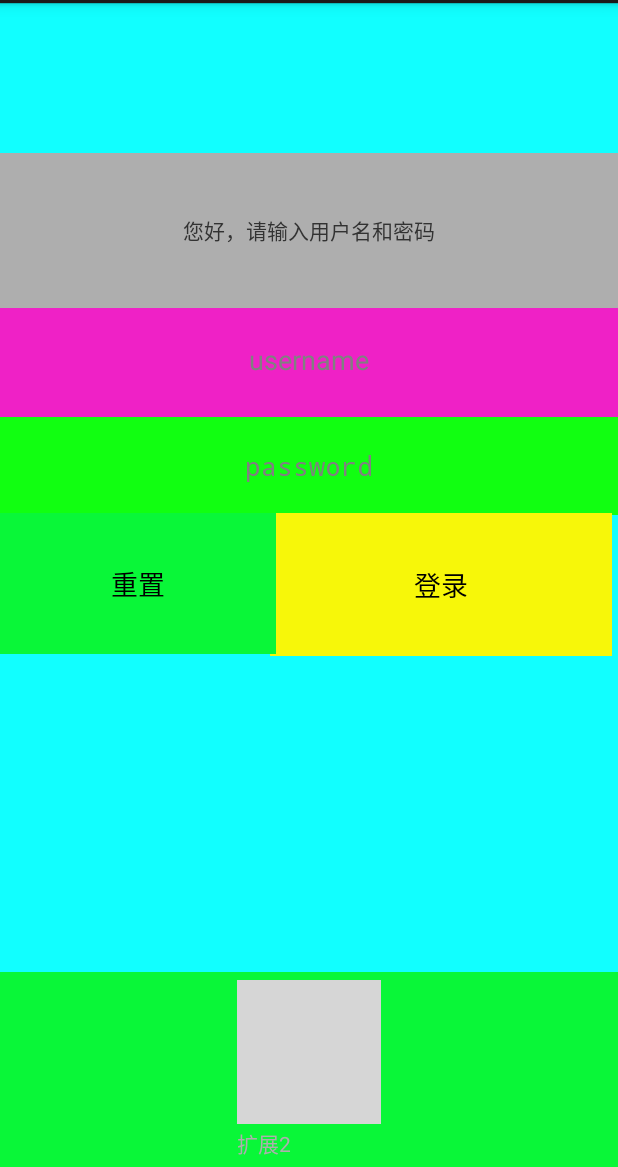
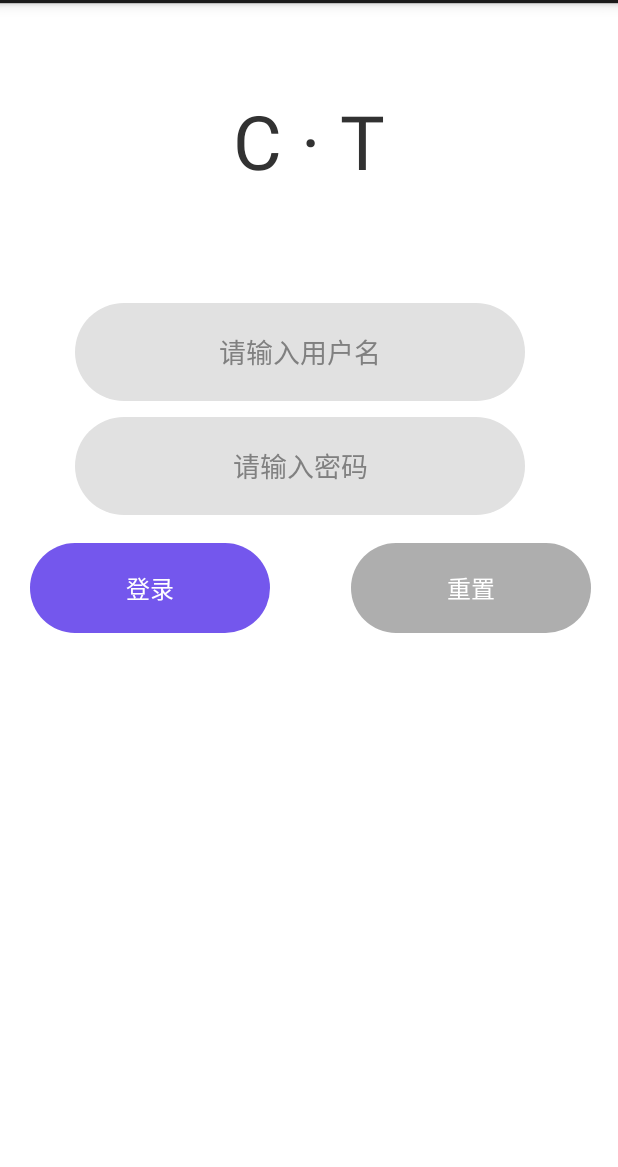
Before and after one commit to EddyChao/Android-Demo03, an Android app: the screen it shows after launch (MainActivity), on a phone screen of 412 x 824 dp, the part 69-1236 px from its top. Run offline under Robolectric (Android 15) with nearby library versions, the light colour scheme and no system bars; grey boxes are pictures that could not be loaded.

Commit message:
修改主页

```diff
--- a/app/src/main/java/com/example/demo03/activity/MainActivity.java
+++ b/app/src/main/java/com/example/demo03/activity/MainActivity.java
@@ -1,23 +1,19 @@
 package com.example.demo03.activity;
-import java.util.ArrayList;
 
-import android.content.Context;
 import android.content.Intent;
 import android.graphics.Color;
 import android.os.Bundle;
 import android.view.LayoutInflater;
 import android.view.Menu;
 import android.view.View;
-import android.widget.Button;
-import android.widget.EditText;
 import android.widget.FrameLayout;
-import android.widget.ImageButton;
 import android.widget.ImageView;
 import android.widget.TabHost.OnTabChangeListener;
 import android.widget.TabHost.TabSpec;
 import android.widget.TabWidget;
 import android.widget.TextView;
 
+import androidx.constraintlayout.widget.ConstraintLayout;
 import androidx.fragment.app.FragmentActivity;
 import androidx.fragment.app.FragmentTabHost;
 
@@ -33,23 +29,34 @@ public class MainActivity extends FragmentActivity implements OnTabChangeListene
 	protected void onCreate(Bundle savedInstanceState) {
 		super.onCreate(savedInstanceState);
 		setContentView(R.layout.activity_main);
-		tabHost=(FragmentTabHost)super.findViewById(android.R.id.tabhost);
-		tabHost.setup(this,super.getSupportFragmentManager(),R.id.contentLayout);
-		tabHost.getTabWidget().setDividerDrawable(null);
-		tabHost.setOnTabChangedListener(this);
-		initTab();
+		Intent intent = new Intent();
+//		载子Layout
+		ConstraintLayout login =(ConstraintLayout) View.inflate(this, R.layout.login, null);
+//      找到容器
+		FrameLayout loginLayout = (FrameLayout)findViewById(R.id.contentLayout);
+//      加上View 结束
+		loginLayout.addView(login);
+//		tabHost=(FragmentTabHost)super.findViewById(android.R.id.tabhost);
+//		tabHost.setup(this,super.getSupportFragmentManager(),R.id.contentLayout);
+//		tabHost.getTabWidget().setDividerDrawable(null);
+//		tabHost.setOnTabChangedListener(this);
+//		initTab();
 	}
 
 
 
 
 	private void initTab(){
-		String tabs[]= TabDb.getTabsTxt();
-		for(int i=0;i<tabs.length;i++){
-			TabSpec tabSpec=tabHost.newTabSpec(tabs[i]).setIndicator(getTabView(i));
-			tabHost.addTab(tabSpec,TabDb.getFragments()[i],null);
-			tabHost.setTag(i);
-		}
+		TabSpec tabSpec=tabHost.newTabSpec("登录").setIndicator(getTabView(0));
+		tabHost.addTab(tabSpec,TabDb.getFragments()[0],null);
+		tabHost.setTag(0);
+
+//		String tabs[]= TabDb.getTabsTxt();
+//		for(int i=0;i<tabs.length;i++){
+//			TabSpec tabSpec=tabHost.newTabSpec(tabs[i]).setIndicator(getTabView(i));
+//			tabHost.addTab(tabSpec,TabDb.getFragments()[i],null);
+//			tabHost.setTag(i);
+//		}
 	}
 
 	private View getTabView(int idx){
--- /dev/null
+++ b/app/src/main/res/color/theme_red.xml
@@ -0,0 +1,4 @@
+<?xml version="1.0" encoding="utf-8"?>
+<selector xmlns:android="http://schemas.android.com/apk/res/android">
+
+</selector>
--- /dev/null
+++ b/app/src/main/res/drawable-hdpi/btn_reset.xml
@@ -0,0 +1,17 @@
+<?xml version="1.0" encoding="utf-8" ?>
+<!--相当于做了一张圆角的图片,然后给button作为背景图片-->
+<shape xmlns:android="http://schemas.android.com/apk/res/android"
+    android:shape="rectangle">
+    <!--设置背景色-->
+    <solid android:color="@color/foot_txt_gray" />
+    <!--设置圆角-->
+    <corners android:radius="105dip" />
+    <padding
+        android:bottom="12dp"
+        android:left="63dp"
+        android:right="63dp"
+        android:top="12dp"
+        />
+    <!--设置边框线的宽度和颜色-->
+
+</shape>
--- /dev/null
+++ b/app/src/main/res/drawable-hdpi/button_drawable.xml
@@ -0,0 +1,17 @@
+<?xml version="1.0" encoding="utf-8" ?>
+<!--相当于做了一张圆角的图片,然后给button作为背景图片-->
+<shape xmlns:android="http://schemas.android.com/apk/res/android"
+    android:shape="rectangle">
+    <!--设置背景色-->
+    <solid android:color="#7457ED" />
+    <!--设置圆角-->
+    <corners android:radius="105dip" />
+    <padding
+        android:bottom="12dp"
+        android:left="63dp"
+        android:right="63dp"
+        android:top="12dp"
+        />
+    <!--设置边框线的宽度和颜色-->
+
+</shape>
--- /dev/null
+++ b/app/src/main/res/drawable-hdpi/input_style.xml
@@ -0,0 +1,21 @@
+<?xml version="1.0" encoding="utf-8"?>
+<shape xmlns:android="http://schemas.android.com/apk/res/android">
+    <!--设置背景色-->
+    <solid android:color="#E1E1E1" />
+    <!--设置圆角-->
+    <corners android:radius="105dip" />
+    <padding
+        android:bottom="12dp"
+        android:left="63dp"
+        android:right="63dp"
+        android:top="12dp"
+        />
+<!--    <stroke android:width="1dip"-->
+<!--        android:color="#000000"-->
+<!--        />-->
+<!--    &lt;!&ndash;边框宽度&ndash;&gt;-->
+<!--    <size android:width="15dip"-->
+<!--        android:height="15dip"-->
+<!--        />-->
+<!--    &lt;!&ndash;边框&ndash;&gt;-->
+</shape>
--- a/app/src/main/res/layout/activity_main.xml
+++ b/app/src/main/res/layout/activity_main.xml
@@ -8,7 +8,8 @@
 	<FrameLayout  android:id="@+id/contentLayout"
 		android:layout_width="match_parent"
 		android:layout_height="0dp"
-		android:layout_weight="1"> </FrameLayout>
+		android:layout_weight="1">
+	</FrameLayout>
 
 
  	<androidx.fragment.app.FragmentTabHost
--- a/app/src/main/res/layout/login.xml
+++ b/app/src/main/res/layout/login.xml
@@ -1,65 +1,78 @@
 <?xml version="1.0" encoding="utf-8"?>
 <androidx.constraintlayout.widget.ConstraintLayout
-    xmlns:android="http://schemas.android.com/apk/res/android" android:layout_width="match_parent"
+    xmlns:android="http://schemas.android.com/apk/res/android"
+    xmlns:tools="http://schemas.android.com/tools"
+    android:layout_width="match_parent"
     android:layout_height="match_parent"
-    android:background="@color/qianlan"
+    android:background="#FFFFFF"
     >
 
     <FrameLayout  android:id="@+id/contentLayout"
         android:layout_width="match_parent"
         android:layout_height="0dp"
-        android:layout_weight="1">
+        android:layout_weight="1"
+        tools:ignore="MissingConstraints">
 
         <EditText
             android:id="@+id/editText1"
-            android:layout_width="match_parent"
-            android:layout_height="76dp"
+            android:layout_width="300dp"
+            android:layout_height="65dp"
             android:layout_marginTop="200dp"
+            android:layout_marginLeft="50dp"
             android:layout_marginBottom="35dp"
-            android:background="@color/fen"
+            android:background="@drawable/input_style"
             android:ems="10"
             android:gravity="center"
-            android:hint="username" />
+            android:hint="@string/username"
+            android:layout_marginStart="50dp" />
 
         <EditText
             android:id="@+id/editText2"
-            android:layout_width="match_parent"
+            android:layout_width="300dp"
             android:layout_height="65dp"
             android:layout_marginTop="276dp"
+            android:layout_marginLeft="50dp"
             android:layout_marginBottom="35dp"
-            android:background="@color/llv"
+            android:background="@drawable/input_style"
             android:ems="10"
             android:gravity="center"
-            android:hint="password"
-            android:inputType="textPassword" />
+            android:hint="@string/password"
+            android:inputType="textPassword"
+            android:layout_marginStart="50dp" />
 
         <TextView
             android:id="@+id/textView1"
             android:layout_width="match_parent"
             android:layout_height="103dp"
-            android:layout_marginTop="100dp"
-            android:background="@color/foot_txt_gray"
+            android:layout_marginTop="40dp"
             android:gravity="center"
-            android:text="您好，请输入用户名和密码" />
+            android:textSize="50sp"
+            android:text="@string/main_title" />
 
         <Button
             android:id="@+id/button1"
-            android:layout_width="228dp"
-            android:layout_height="95dp"
-            android:layout_marginLeft="180dp"
-            android:layout_marginTop="340dp"
-            android:layout_weight="0.53"
-            android:background="@color/huang"
-            android:text="登录" />
+            android:layout_width="160dp"
+            android:layout_height="60dp"
+            android:layout_marginLeft="20dp"
+            android:layout_marginTop="360dp"
+            android:textColor="#ffffff"
+            android:textSize="16sp"
+            android:background="@drawable/button_drawable"
+            android:text="@string/login"
+            android:layout_marginStart="20dp" />
 
         <Button
             android:id="@+id/button2"
-            android:layout_width="184dp"
-            android:layout_height="94dp"
-            android:layout_marginTop="340dp"
-            android:layout_weight="0.53"
-            android:background="@color/green"
-            android:text="重置" />
+            android:layout_width="160dp"
+            android:layout_height="60dp"
+            android:layout_marginLeft="234dp"
+            android:layout_marginTop="360dp"
+            android:background="@drawable/btn_reset"
+            android:textColor="#ffffff"
+            android:textSize="16sp"
+            android:text="@string/reset"
+            android:layout_marginStart="234dp" />
+
 
 
         <!--		<LinearLayout-->
--- a/app/src/main/res/values/strings.xml
+++ b/app/src/main/res/values/strings.xml
@@ -4,5 +4,10 @@
     <string name="app_name">UTest</string>
     <string name="action_settings">Settings</string>
     <string name="hello_world">Hello world!</string>
+    <string name="username">请输入用户名</string>
+    <string name="password">请输入密码</string>
+    <string name="login">登录</string>
+    <string name="reset">重置</string>
+    <string name="main_title">C · T</string>
 
 </resources>
```
Also changed, not shown: 1 other file.
